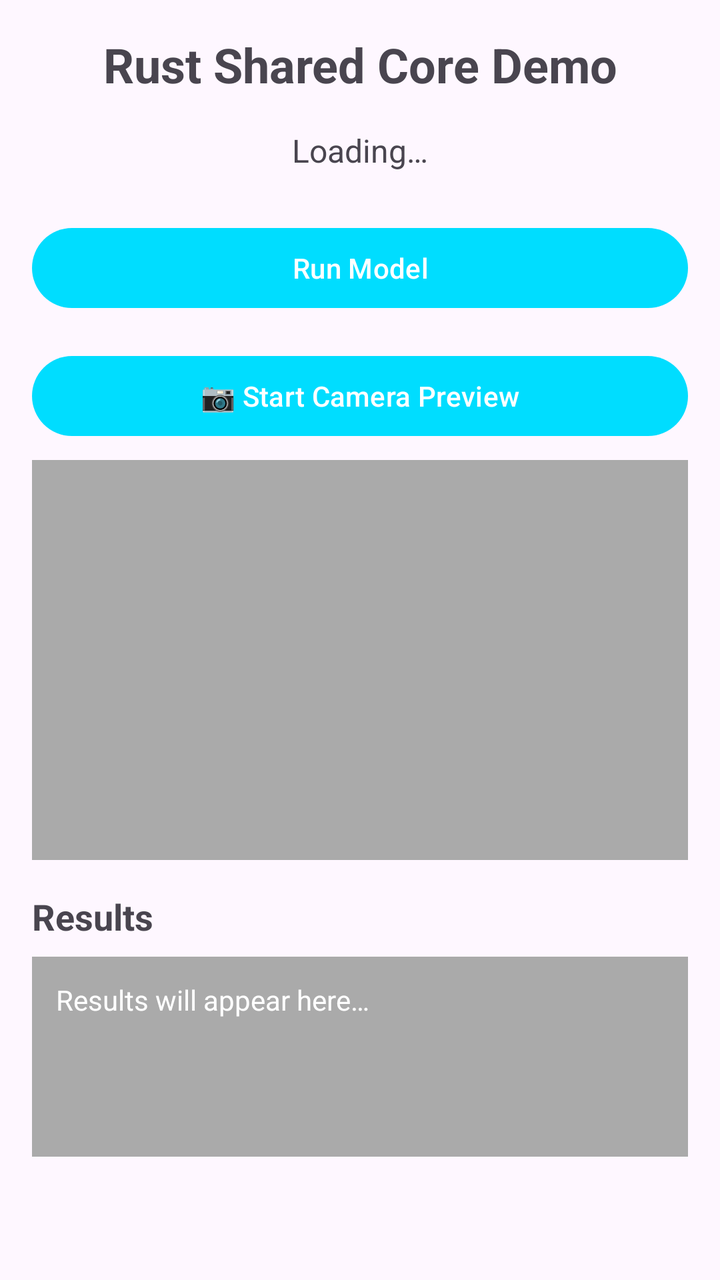
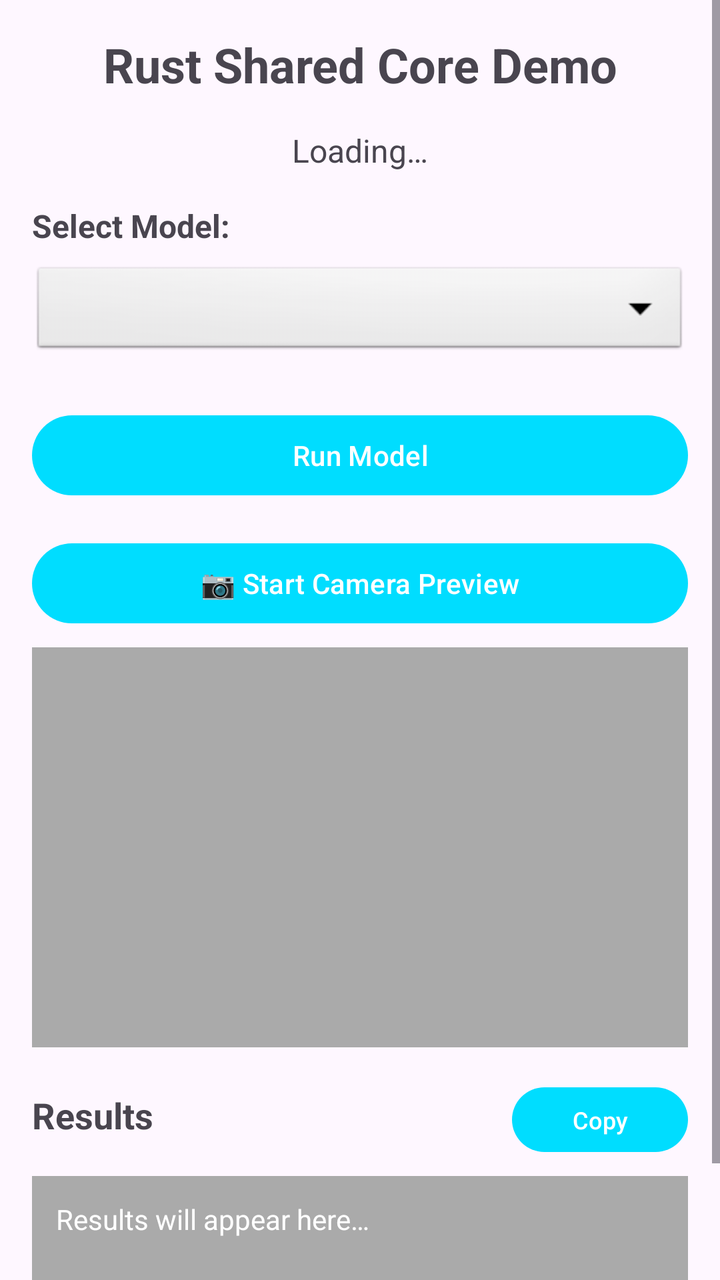

Before-and-after screenshots of an Android layout around one commit, followed by the original layout XML and the change that was made.
<!-- AndroidManifest.xml: activity theme Theme.SharedCoreApp -->
<!-- res/layout/activity_main.xml -->
<?xml version="1.0" encoding="utf-8"?>
<ScrollView xmlns:android="http://schemas.android.com/apk/res/android"
    xmlns:app="http://schemas.android.com/apk/res-auto"
    xmlns:tools="http://schemas.android.com/tools"
    android:layout_width="match_parent"
    android:layout_height="match_parent"
    tools:context=".MainActivity">

    <LinearLayout
        android:layout_width="match_parent"
        android:layout_height="wrap_content"
        android:orientation="vertical"
        android:padding="16dp">

        <TextView
            android:layout_width="match_parent"
            android:layout_height="wrap_content"
            android:text="@string/title_demo"
            android:textAlignment="center"
            android:textSize="24sp"
            android:textStyle="bold"
            android:layout_marginBottom="16dp" />

        <TextView
            android:id="@+id/textViewStatus"
            android:layout_width="match_parent"
            android:layout_height="wrap_content"
            android:text="@string/status_loading"
            android:textAlignment="center"
            android:textSize="16sp"
            android:layout_marginBottom="24dp" />



        
        <Button
            android:id="@+id/buttonComputeInfo"
            android:layout_width="match_parent"
            android:layout_height="wrap_content"
            android:text="@string/button_run_model"
            android:layout_marginBottom="16dp" />

        
        <Button
            android:id="@+id/buttonCamera"
            android:layout_width="match_parent"
            android:layout_height="wrap_content"
            android:text="@string/button_start_camera"
            android:layout_marginBottom="8dp" />

        <ImageView
            android:id="@+id/imageViewCamera"
            android:layout_width="match_parent"
            android:layout_height="200dp"
            android:background="@android:color/darker_gray"
            android:scaleType="centerCrop"
            android:contentDescription="@string/camera_preview_desc"
            android:layout_marginBottom="16dp" />

        
        <TextView
            android:layout_width="match_parent"
            android:layout_height="wrap_content"
            android:text="@string/section_results"
            android:textSize="18sp"
            android:textStyle="bold"
            android:layout_marginBottom="8dp" />

        <TextView
            android:id="@+id/textViewResult"
            android:layout_width="match_parent"
            android:layout_height="wrap_content"
            android:text="@string/results_placeholder"
            android:background="@android:color/darker_gray"
            android:padding="12dp"
            android:textColor="@android:color/white"
            android:minHeight="100dp"
            android:gravity="top" />

    </LinearLayout>

</ScrollView>
<!-- resources referenced by this layout -->
<resources>
  <string name="button_run_model">Run Model</string>
  <string name="button_start_camera">📷 Start Camera Preview</string>
  <string name="camera_preview_desc">Camera preview</string>
  <string name="results_placeholder">Results will appear here…</string>
  <string name="section_results">Results</string>
  <string name="status_loading">Loading…</string>
  <string name="title_demo">Rust Shared Core Demo</string>
  <style name="Theme.SharedCoreApp" parent="Theme.Material3.DayNight">
          
          <item name="colorPrimary">@android:color/holo_blue_bright</item>
          <item name="colorPrimaryVariant">@android:color/holo_blue_dark</item>
          <item name="colorOnPrimary">@android:color/white</item>
          
          <item name="colorSecondary">@android:color/holo_green_light</item>
          <item name="colorSecondaryVariant">@android:color/holo_green_dark</item>
          <item name="colorOnSecondary">@android:color/black</item>
      </style>
</resources>

<!-- the commit's change to res/layout/activity_main.xml (unified diff, before → after) -->
@@ -28,7 +28,24 @@
             android:text="@string/status_loading"
             android:textAlignment="center"
             android:textSize="16sp"
-            android:layout_marginBottom="24dp" />
+            android:layout_marginBottom="16dp" />
+
+        
+        <TextView
+            android:layout_width="match_parent"
+            android:layout_height="wrap_content"
+            android:text="Select Model:"
+            android:textSize="16sp"
+            android:textStyle="bold"
+            android:layout_marginBottom="8dp" />
+
+        <Spinner
+            android:id="@+id/spinnerModelSelection"
+            android:layout_width="match_parent"
+            android:layout_height="48dp"
+            android:layout_marginBottom="24dp"
+            android:background="@android:drawable/btn_dropdown"
+            android:padding="12dp" />
 
 
 
@@ -58,13 +75,29 @@
             android:layout_marginBottom="16dp" />
 
         
-        <TextView
+        <LinearLayout
             android:layout_width="match_parent"
             android:layout_height="wrap_content"
-            android:text="@string/section_results"
-            android:textSize="18sp"
-            android:textStyle="bold"
-            android:layout_marginBottom="8dp" />
+            android:orientation="horizontal"
+            android:layout_marginBottom="8dp">
+            
+            <TextView
+                android:layout_width="0dp"
+                android:layout_height="wrap_content"
+                android:layout_weight="1"
+                android:text="@string/section_results"
+                android:textSize="18sp"
+                android:textStyle="bold" />
+            
+            <Button
+                android:id="@+id/buttonCopyResults"
+                android:layout_width="wrap_content"
+                android:layout_height="wrap_content"
+                android:text="Copy"
+                android:padding="8dp"
+                android:minHeight="36dp"
+                android:textSize="12sp" />
+        </LinearLayout>
 
         <TextView
             android:id="@+id/textViewResult"
@@ -75,7 +108,8 @@
             android:padding="12dp"
             android:textColor="@android:color/white"
             android:minHeight="100dp"
-            android:gravity="top" />
+            android:gravity="top"
+            android:textIsSelectable="true" />
 
     </LinearLayout>
 
